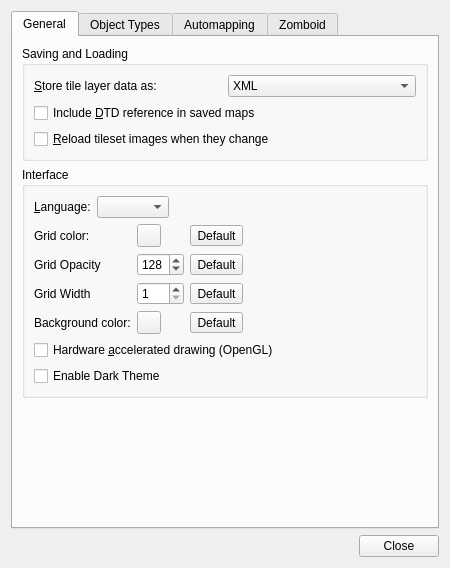
First picture: the form in src/tiled/preferencesdialog.ui, repository Unjammer/TileZed, before the edit.
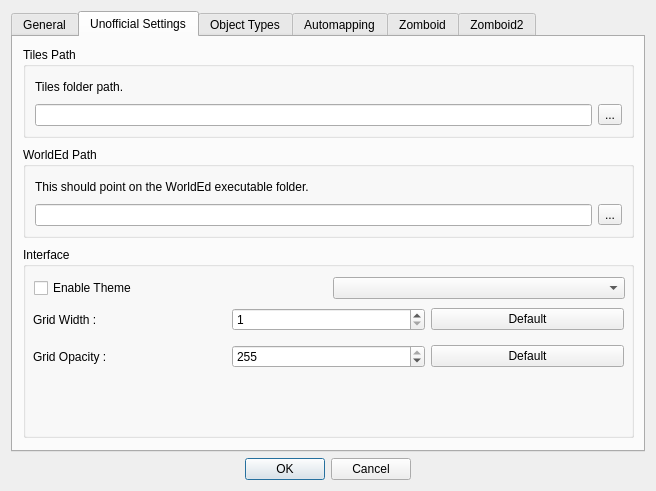
Second picture: the form after the edit. The open tabs and pages were chosen to show the change. Icons and pictures are not drawn. Custom widgets are drawn as their Qt base class.

```diff
--- a/src/tiled/preferencesdialog.ui
+++ b/src/tiled/preferencesdialog.ui
@@ -6,16 +6,31 @@
    <rect>
     <x>0</x>
     <y>0</y>
-    <width>462</width>
+    <width>656</width>
     <height>491</height>
    </rect>
   </property>
+  <property name="minimumSize">
+   <size>
+    <width>656</width>
+    <height>491</height>
+   </size>
+  </property>
+  <property name="focusPolicy">
+   <enum>Qt::StrongFocus</enum>
+  </property>
   <property name="windowTitle">
    <string>Preferences</string>
   </property>
+  <property name="sizeGripEnabled">
+   <bool>false</bool>
+  </property>
+  <property name="modal">
+   <bool>true</bool>
+  </property>
   <layout class="QVBoxLayout" name="verticalLayout">
    <property name="sizeConstraint">
-    <enum>QLayout::SetFixedSize</enum>
+    <enum>QLayout::SetMinimumSize</enum>
    </property>
    <item>
     <widget class="QTabWidget" name="tabWidget">
@@ -133,24 +148,34 @@
           </item>
           <item>
            <layout class="QGridLayout" name="gridLayout_2">
-            <item row="3" column="2">
+            <item row="2" column="2">
              <widget class="QToolButton" name="bgColorReset">
               <property name="text">
                <string>Default</string>
               </property>
              </widget>
             </item>
+            <item row="0" column="0">
+             <widget class="QLabel" name="label_3">
+              <property name="text">
+               <string>Grid color:</string>
+              </property>
+             </widget>
+            </item>
+            <item row="2" column="1">
+             <widget class="Tiled::Internal::ColorButton" name="bgColor"/>
+            </item>
             <item row="2" column="0">
-             <widget class="QLabel" name="label_9">
+             <widget class="QLabel" name="label_5">
               <property name="text">
-               <string>Grid Width</string>
+               <string>Background color:</string>
               </property>
              </widget>
             </item>
             <item row="0" column="1">
              <widget class="Tiled::Internal::ColorButton" name="gridColor"/>
             </item>
-            <item row="3" column="3">
+            <item row="2" column="3">
              <spacer name="horizontalSpacer_4">
               <property name="orientation">
                <enum>Qt::Horizontal</enum>
@@ -163,20 +188,6 @@
               </property>
              </spacer>
             </item>
-            <item row="3" column="0">
-             <widget class="QLabel" name="label_5">
-              <property name="text">
-               <string>Background color:</string>
-              </property>
-             </widget>
-            </item>
-            <item row="0" column="0">
-             <widget class="QLabel" name="label_3">
-              <property name="text">
-               <string>Grid color:</string>
-              </property>
-             </widget>
-            </item>
             <item row="0" column="2">
              <widget class="QToolButton" name="gridColorReset">
               <property name="text">
@@ -184,50 +195,6 @@
               </property>
              </widget>
             </item>
-            <item row="3" column="1">
-             <widget class="Tiled::Internal::ColorButton" name="bgColor"/>
-            </item>
-            <item row="1" column="0">
-             <widget class="QLabel" name="label_8">
-              <property name="text">
-               <string>Grid Opacity</string>
-              </property>
-             </widget>
-            </item>
-            <item row="1" column="1">
-             <widget class="QSpinBox" name="gridOpacity">
-              <property name="maximum">
-               <number>255</number>
-              </property>
-              <property name="value">
-               <number>128</number>
-              </property>
-             </widget>
-            </item>
-            <item row="2" column="1">
-             <widget class="QSpinBox" name="gridWidth">
-              <property name="minimum">
-               <number>1</number>
-              </property>
-              <property name="maximum">
-               <number>5</number>
-              </property>
-             </widget>
-            </item>
-            <item row="1" column="2" colspan="2">
-             <widget class="QToolButton" name="gridOpacityReset">
-              <property name="text">
-               <string>Default</string>
-              </property>
-             </widget>
-            </item>
-            <item row="2" column="2">
-             <widget class="QToolButton" name="gridWidthReset">
-              <property name="text">
-               <string>Default</string>
-              </property>
-             </widget>
-            </item>
            </layout>
           </item>
           <item>
@@ -240,13 +207,6 @@
             </property>
            </widget>
           </item>
-          <item>
-           <widget class="QCheckBox" name="enableDarkTheme">
-            <property name="text">
-             <string>Enable Dark Theme</string>
-            </property>
-           </widget>
-          </item>
          </layout>
         </widget>
        </item>
@@ -265,6 +225,213 @@
        </item>
       </layout>
      </widget>
+     <widget class="QWidget" name="tab_6">
+      <attribute name="title">
+       <string>Unofficial Settings</string>
+      </attribute>
+      <widget class="QGroupBox" name="groupBox_5">
+       <property name="geometry">
+        <rect>
+         <x>10</x>
+         <y>210</y>
+         <width>611</width>
+         <height>191</height>
+        </rect>
+       </property>
+       <property name="title">
+        <string>Interface</string>
+       </property>
+       <widget class="QWidget" name="layoutWidget">
+        <property name="geometry">
+         <rect>
+          <x>11</x>
+          <y>29</y>
+          <width>591</width>
+          <height>24</height>
+         </rect>
+        </property>
+        <layout class="QHBoxLayout" name="horizontalLayout_6">
+         <item>
+          <widget class="QCheckBox" name="enableDarkTheme">
+           <property name="text">
+            <string>Enable Theme</string>
+           </property>
+          </widget>
+         </item>
+         <item>
+          <widget class="QComboBox" name="themeListbox"/>
+         </item>
+        </layout>
+       </widget>
+       <widget class="QWidget" name="layoutWidget_2">
+        <property name="geometry">
+         <rect>
+          <x>10</x>
+          <y>60</y>
+          <width>591</width>
+          <height>25</height>
+         </rect>
+        </property>
+        <layout class="QHBoxLayout" name="horizontalLayout_7">
+         <item>
+          <widget class="QLabel" name="label_8">
+           <property name="text">
+            <string>Grid Width :</string>
+           </property>
+          </widget>
+         </item>
+         <item>
+          <widget class="QSpinBox" name="gridWidth">
+           <property name="minimum">
+            <number>1</number>
+           </property>
+           <property name="maximum">
+            <number>10</number>
+           </property>
+           <property name="singleStep">
+            <number>1</number>
+           </property>
+           <property name="value">
+            <number>1</number>
+           </property>
+          </widget>
+         </item>
+         <item>
+          <widget class="QPushButton" name="gridWidthDefault">
+           <property name="text">
+            <string>Default</string>
+           </property>
+          </widget>
+         </item>
+        </layout>
+       </widget>
+       <widget class="QWidget" name="layoutWidget_3">
+        <property name="geometry">
+         <rect>
+          <x>10</x>
+          <y>94</y>
+          <width>591</width>
+          <height>31</height>
+         </rect>
+        </property>
+        <layout class="QHBoxLayout" name="horizontalLayout_8">
+         <item>
+          <widget class="QLabel" name="label_9">
+           <property name="text">
+            <string>Grid Opacity :</string>
+           </property>
+          </widget>
+         </item>
+         <item>
+          <widget class="QSpinBox" name="gridOpacity">
+           <property name="minimum">
+            <number>1</number>
+           </property>
+           <property name="maximum">
+            <number>255</number>
+           </property>
+           <property name="singleStep">
+            <number>1</number>
+           </property>
+           <property name="value">
+            <number>255</number>
+           </property>
+          </widget>
+         </item>
+         <item>
+          <widget class="QPushButton" name="gridOpacityDefault">
+           <property name="text">
+            <string>Default</string>
+           </property>
+          </widget>
+         </item>
+        </layout>
+       </widget>
+      </widget>
+      <widget class="QGroupBox" name="groupBox_9">
+       <property name="geometry">
+        <rect>
+         <x>10</x>
+         <y>110</y>
+         <width>611</width>
+         <height>91</height>
+        </rect>
+       </property>
+       <property name="title">
+        <string>WorldEd Path</string>
+       </property>
+       <property name="flat">
+        <bool>false</bool>
+       </property>
+       <layout class="QVBoxLayout" name="verticalLayout_12">
+        <item>
+         <widget class="QLabel" name="label_15">
+          <property name="text">
+           <string>This should point on the WorldEd executable folder.</string>
+          </property>
+         </widget>
+        </item>
+        <item>
+         <layout class="QHBoxLayout" name="horizontalLayout_15">
+          <item>
+           <widget class="QLineEdit" name="tileZedPath">
+            <property name="readOnly">
+             <bool>true</bool>
+            </property>
+           </widget>
+          </item>
+          <item>
+           <widget class="QToolButton" name="browseWorldEdPath">
+            <property name="text">
+             <string>...</string>
+            </property>
+           </widget>
+          </item>
+         </layout>
+        </item>
+       </layout>
+      </widget>
+      <widget class="QGroupBox" name="groupBox_10">
+       <property name="geometry">
+        <rect>
+         <x>10</x>
+         <y>10</y>
+         <width>611</width>
+         <height>91</height>
+        </rect>
+       </property>
+       <property name="title">
+        <string>Tiles Path</string>
+       </property>
+       <layout class="QVBoxLayout" name="verticalLayout_13">
+        <item>
+         <widget class="QLabel" name="label_16">
+          <property name="text">
+           <string>Tiles folder path.</string>
+          </property>
+         </widget>
+        </item>
+        <item>
+         <layout class="QHBoxLayout" name="horizontalLayout_16">
+          <item>
+           <widget class="QLineEdit" name="tilesDirectory">
+            <property name="readOnly">
+             <bool>true</bool>
+            </property>
+           </widget>
+          </item>
+          <item>
+           <widget class="QToolButton" name="browseTilesDirectory">
+            <property name="text">
+             <string>...</string>
+            </property>
+           </widget>
+          </item>
+         </layout>
+        </item>
+       </layout>
+      </widget>
+     </widget>
      <widget class="QWidget" name="tab_2">
       <attribute name="title">
        <string>Object Types</string>
@@ -650,6 +817,151 @@
        </item>
       </layout>
      </widget>
+     <widget class="QWidget" name="tab_5">
+      <attribute name="title">
+       <string>Zomboid2</string>
+      </attribute>
+      <layout class="QGridLayout" name="gridLayout_3">
+       <item row="0" column="0">
+        <widget class="QGroupBox" name="tilePropertiesGroupBox">
+         <property name="sizePolicy">
+          <sizepolicy hsizetype="Preferred" vsizetype="Preferred">
+           <horstretch>0</horstretch>
+           <verstretch>0</verstretch>
+          </sizepolicy>
+         </property>
+         <property name="title">
+          <string>Tile Property Files (.tiles, .tiles.txt)</string>
+         </property>
+         <property name="alignment">
+          <set>Qt::AlignLeading|Qt::AlignLeft|Qt::AlignVCenter</set>
+         </property>
+         <layout class="QVBoxLayout" name="verticalLayout_11">
+          <item>
+           <widget class="QListWidget" name="tilePropertiesListWidget">
+            <property name="maximumSize">
+             <size>
+              <width>16777215</width>
+              <height>96</height>
+             </size>
+            </property>
+            <property name="selectionBehavior">
+             <enum>QAbstractItemView::SelectRows</enum>
+            </property>
+           </widget>
+          </item>
+          <item>
+           <layout class="QHBoxLayout" name="tilePropertiesLayout">
+            <item>
+             <widget class="QToolButton" name="addPZPropertiesFile">
+              <property name="toolTip">
+               <string>Add Project</string>
+              </property>
+              <property name="text">
+               <string>Add</string>
+              </property>
+              <property name="icon">
+               <iconset resource="tiled.qrc">
+                <normaloff>:/images/22x22/add.png</normaloff>:/images/22x22/add.png</iconset>
+              </property>
+              <property name="autoRaise">
+               <bool>true</bool>
+              </property>
+             </widget>
+            </item>
+            <item>
+             <widget class="QToolButton" name="removePZPropertiesFile">
+              <property name="enabled">
+               <bool>true</bool>
+              </property>
+              <property name="toolTip">
+               <string>Remove Selected Project</string>
+              </property>
+              <property name="text">
+               <string>Remove</string>
+              </property>
+              <property name="icon">
+               <iconset resource="tiled.qrc">
+                <normaloff>:/images/22x22/remove.png</normaloff>:/images/22x22/remove.png</iconset>
+              </property>
+              <property name="autoRaise">
+               <bool>true</bool>
+              </property>
+             </widget>
+            </item>
+            <item>
+             <widget class="QToolButton" name="raisePZPropertiesFile">
+              <property name="toolTip">
+               <string>Raise Project</string>
+              </property>
+              <property name="text">
+               <string>...</string>
+              </property>
+              <property name="icon">
+               <iconset resource="tiled.qrc">
+                <normaloff>:/images/16x16/go-up.png</normaloff>:/images/16x16/go-up.png</iconset>
+              </property>
+              <property name="toolButtonStyle">
+               <enum>Qt::ToolButtonIconOnly</enum>
+              </property>
+              <property name="autoRaise">
+               <bool>true</bool>
+              </property>
+             </widget>
+            </item>
+            <item>
+             <widget class="QToolButton" name="lowerPZPropertiesFile">
+              <property name="toolTip">
+               <string>Lower Project</string>
+              </property>
+              <property name="text">
+               <string>...</string>
+              </property>
+              <property name="icon">
+               <iconset resource="tiled.qrc">
+                <normaloff>:/images/16x16/go-down.png</normaloff>:/images/16x16/go-down.png</iconset>
+              </property>
+              <property name="toolButtonStyle">
+               <enum>Qt::ToolButtonIconOnly</enum>
+              </property>
+              <property name="autoRaise">
+               <bool>true</bool>
+              </property>
+             </widget>
+            </item>
+            <item>
+             <spacer name="horizontalSpacer_5">
+              <property name="orientation">
+               <enum>Qt::Horizontal</enum>
+              </property>
+              <property name="sizeHint" stdset="0">
+               <size>
+                <width>40</width>
+                <height>20</height>
+               </size>
+              </property>
+             </spacer>
+            </item>
+           </layout>
+          </item>
+          <item>
+           <spacer name="tilePropertiesSpacer">
+            <property name="orientation">
+             <enum>Qt::Vertical</enum>
+            </property>
+            <property name="sizeHint" stdset="0">
+             <size>
+              <width>20</width>
+              <height>40</height>
+             </size>
+            </property>
+           </spacer>
+          </item>
+         </layout>
+        </widget>
+       </item>
+      </layout>
+     </widget>
     </widget>
    </item>
    <item>
@@ -658,7 +970,10 @@
       <enum>Qt::Horizontal</enum>
      </property>
      <property name="standardButtons">
-      <set>QDialogButtonBox::Close</set>
+      <set>QDialogButtonBox::Cancel|QDialogButtonBox::Ok</set>
+     </property>
+     <property name="centerButtons">
+      <bool>true</bool>
      </property>
     </widget>
    </item>
```
